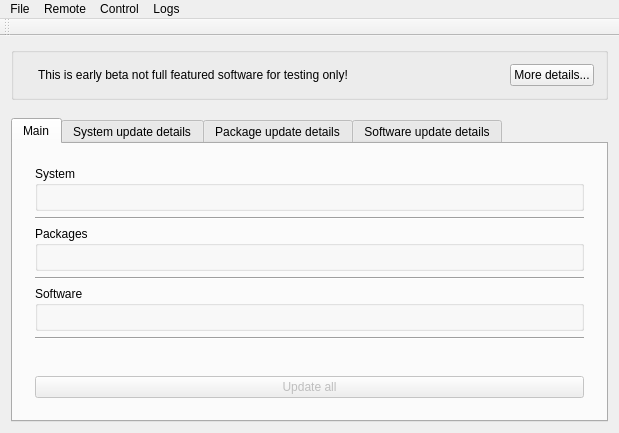
Above: src-qt4/pc-updatecenter/mainwindow.ui from trueos/pcbsd before the change. Below: the same form after it.
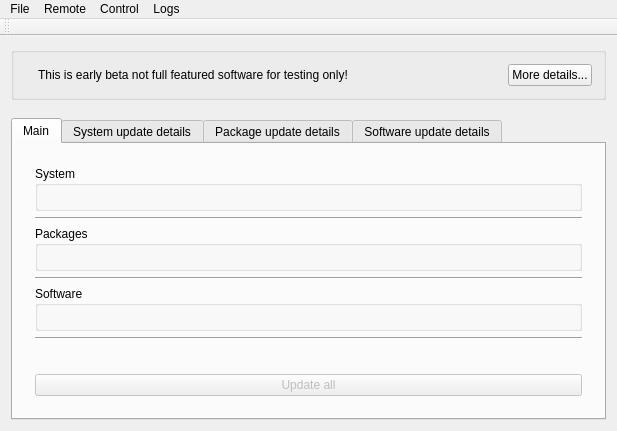
That is the form after the change. Icons and pictures are not drawn. Custom widgets are drawn as their Qt base class.

Commit message: Add base system update history view window. Work was started for getting current base system update description (yet undone)

```diff
--- a/src-qt4/pc-updatecenter/mainwindow.ui
+++ b/src-qt4/pc-updatecenter/mainwindow.ui
@@ -6,8 +6,8 @@
    <rect>
     <x>0</x>
     <y>0</y>
-    <width>619</width>
-    <height>433</height>
+    <width>617</width>
+    <height>431</height>
    </rect>
   </property>
   <property name="windowTitle">
@@ -357,7 +357,7 @@
     <rect>
      <x>0</x>
      <y>0</y>
-     <width>619</width>
+     <width>617</width>
      <height>21</height>
     </rect>
    </property>
```
Left out of the diff: 7 changed lines with no effect on the pictures. The commit also changes 7 other files.
